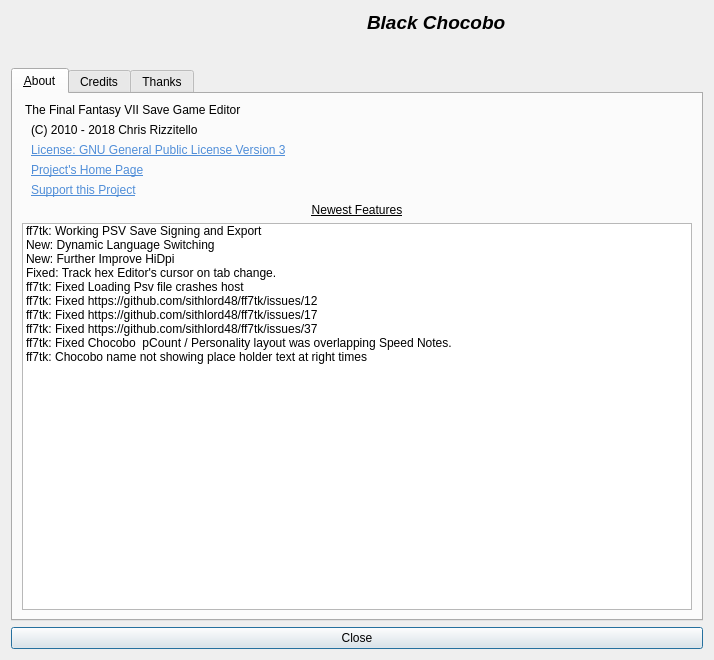
First picture: the form in about.ui, repository sithlord48/blackchocobo, before the edit.
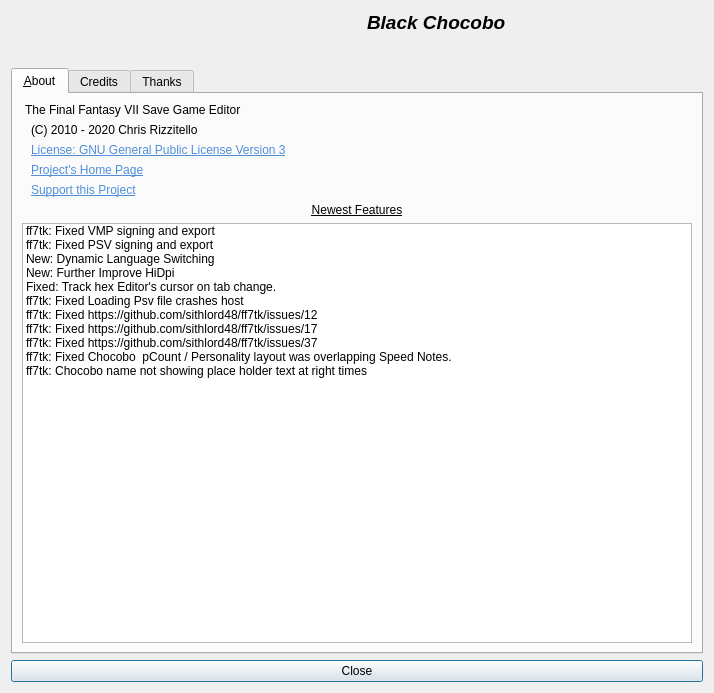
Second picture: the form after the edit. Icons and pictures are not drawn.

Commit message: Sign / Export VMP

The edit to the form file:
```diff
--- a/about.ui
+++ b/about.ui
@@ -10,7 +10,7 @@
     <x>0</x>
     <y>0</y>
     <width>714</width>
-    <height>660</height>
+    <height>693</height>
    </rect>
   </property>
   <property name="windowTitle">
@@ -121,7 +121,7 @@
        <item>
         <widget class="QLabel" name="copyleft">
          <property name="text">
-          <string notr="true">(C) 2010 - 2018 Chris Rizzitello</string>
+          <string notr="true">(C) 2010 - 2020 Chris Rizzitello</string>
          </property>
          <property name="indent">
           <number>9</number>
@@ -210,7 +210,12 @@
          </property>
          <item>
           <property name="text">
-           <string>ff7tk: Working PSV Save Signing and Export</string>
+           <string>ff7tk: Fixed VMP signing and export</string>
+          </property>
+         </item>
+         <item>
+          <property name="text">
+           <string>ff7tk: Fixed PSV signing and export</string>
           </property>
          </item>
          <item>
```
The commit also changes 5 other files.
